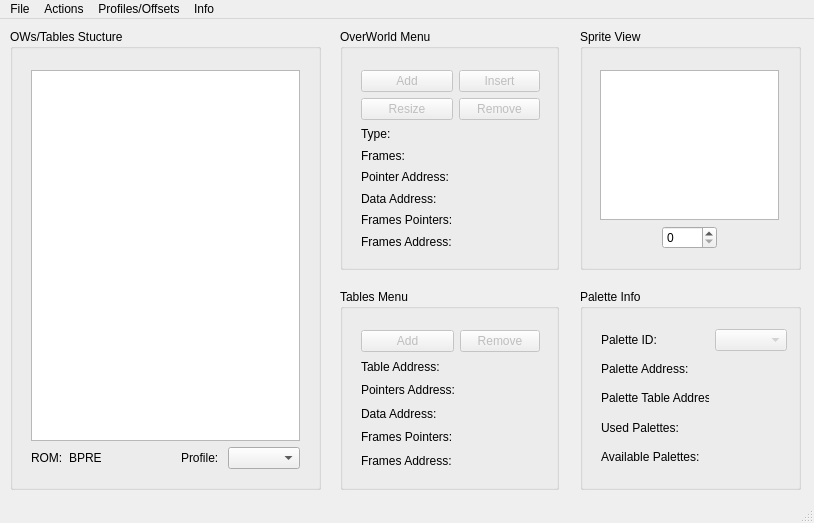
First picture: the form in ui/mainwindow.ui, repository kimwnasptd/OWM-Qt, before the edit.
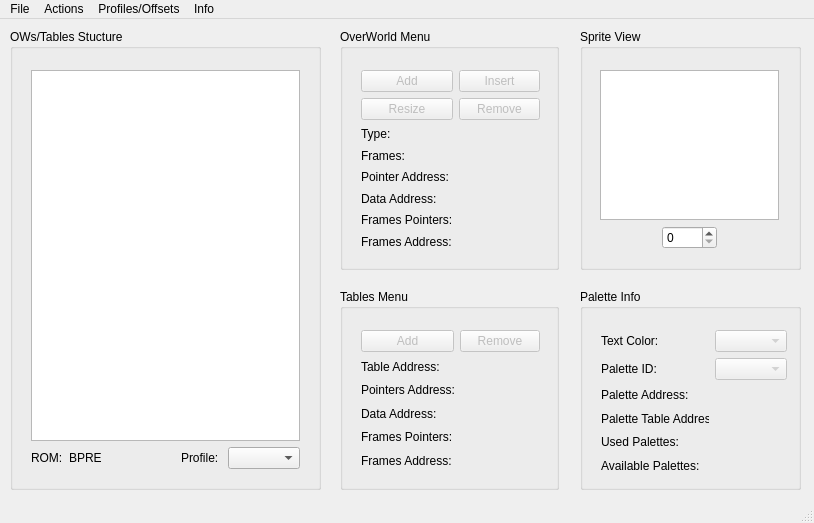
Second picture: the form after the edit.

Commit message: Palette ID ComboBox now works

```diff
--- a/ui/mainwindow.ui
+++ b/ui/mainwindow.ui
@@ -30,62 +30,62 @@
      <property name="geometry">
       <rect>
        <x>10</x>
-       <y>29</y>
+       <y>30</y>
        <width>208</width>
-       <height>161</height>
+       <height>166</height>
       </rect>
      </property>
      <layout class="QGridLayout" name="paletteOptionsGridLayout">
-      <item row="1" column="0">
+      <item row="2" column="0">
        <widget class="QLabel" name="label_2">
         <property name="text">
          <string>Palette Address:</string>
         </property>
        </widget>
       </item>
-      <item row="3" column="1">
+      <item row="4" column="1">
        <widget class="QLabel" name="usedPalettesLabel">
         <property name="text">
          <string/>
         </property>
        </widget>
       </item>
-      <item row="2" column="1">
+      <item row="3" column="1">
        <widget class="QLabel" name="paletteTableAddressLabel">
         <property name="text">
          <string/>
         </property>
        </widget>
       </item>
-      <item row="1" column="1">
+      <item row="2" column="1">
        <widget class="QLabel" name="paletteAddressLabel">
         <property name="text">
          <string/>
         </property>
        </widget>
       </item>
-      <item row="4" column="1">
+      <item row="5" column="1">
        <widget class="QLabel" name="availablePalettesLabel">
         <property name="text">
          <string/>
         </property>
        </widget>
       </item>
-      <item row="4" column="0">
+      <item row="5" column="0">
        <widget class="QLabel" name="label_12">
         <property name="text">
          <string>Available Palettes:</string>
         </property>
        </widget>
       </item>
-      <item row="3" column="0">
+      <item row="4" column="0">
        <widget class="QLabel" name="label_11">
         <property name="text">
          <string>Used Palettes:</string>
         </property>
        </widget>
       </item>
-      <item row="0" column="1">
+      <item row="1" column="1">
        <widget class="QComboBox" name="paletteIDComboBox">
         <property name="enabled">
          <bool>false</bool>
@@ -98,20 +98,37 @@
         </property>
        </widget>
       </item>
-      <item row="2" column="0">
+      <item row="3" column="0">
        <widget class="QLabel" name="label_10">
         <property name="text">
          <string>Palette Table Address:</string>
         </property>
        </widget>
       </item>
-      <item row="0" column="0">
+      <item row="1" column="0">
        <widget class="QLabel" name="label_18">
         <property name="text">
          <string>Palette ID:</string>
         </property>
        </widget>
       </item>
+      <item row="0" column="0">
+       <widget class="QLabel" name="label_8">
+        <property name="text">
+         <string>Text Color:</string>
+        </property>
+       </widget>
+      </item>
+      <item row="0" column="1">
+       <widget class="QComboBox" name="textColorComboBox">
+        <property name="enabled">
+         <bool>false</bool>
+        </property>
+        <property name="currentText">
+         <string/>
+        </property>
+       </widget>
+      </item>
      </layout>
     </widget>
    </widget>
```
The commit also changes 9 other files.
